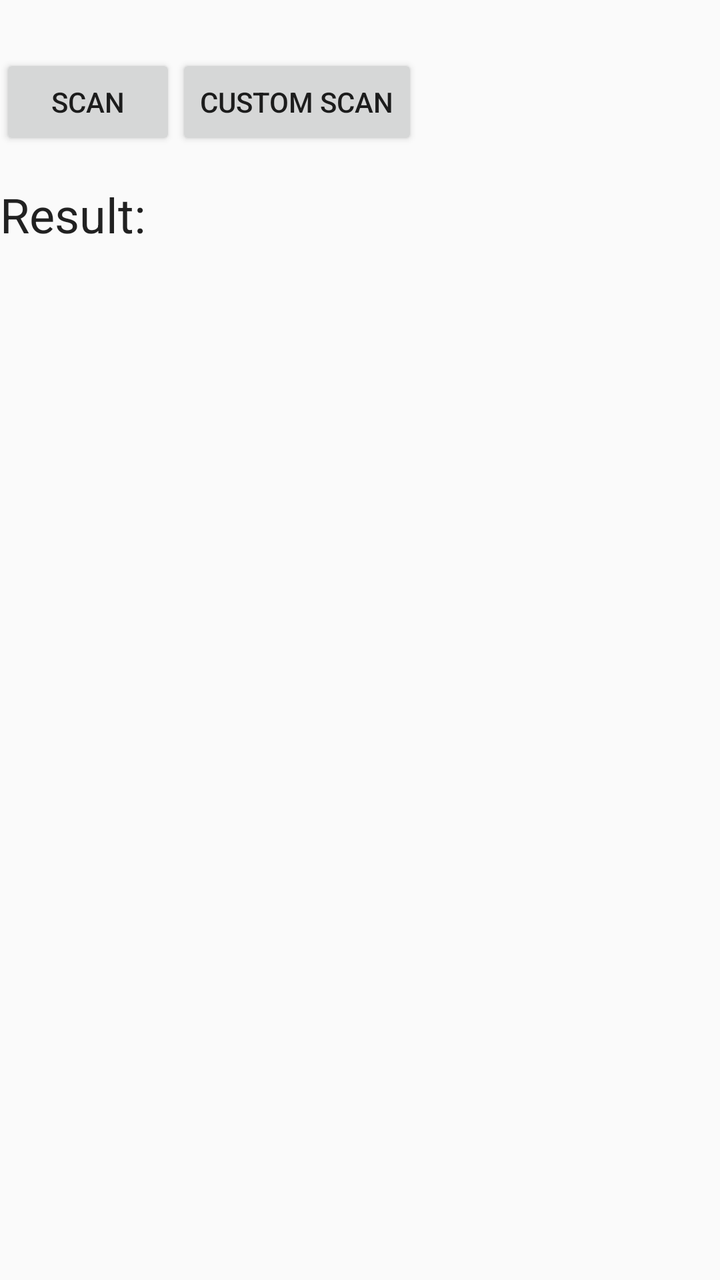
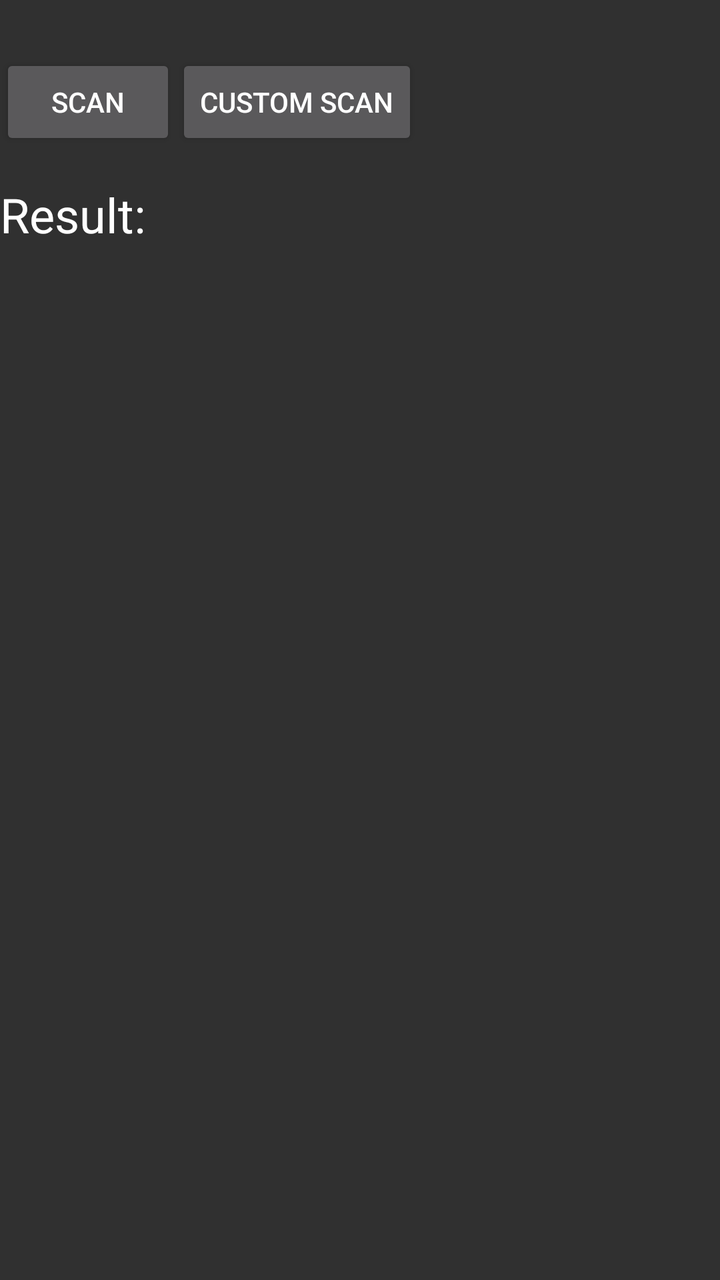

Two renders of the same Android screen: before a commit and after it. Below are the layout's source before the change and the commit's diff.
<!-- AndroidManifest.xml: application theme AppTheme -->
<!-- res/layout/activity_main.xml -->
<?xml version="1.0" encoding="utf-8"?>
<LinearLayout xmlns:android="http://schemas.android.com/apk/res/android"
    xmlns:tools="http://schemas.android.com/tools"
    android:layout_width="match_parent"
    android:layout_height="match_parent"
    android:orientation="vertical"
    tools:context="net.idscan.android.pdf417scannerexample.MainActivity">

    <TextView
        android:id="@+id/tv_version"
        android:layout_width="wrap_content"
        android:layout_height="wrap_content"
        android:layout_marginBottom="8dp"/>

    <LinearLayout
        android:layout_width="match_parent"
        android:layout_height="wrap_content"
        android:layout_marginBottom="16dp"
        android:orientation="horizontal">

        <Button
            android:id="@+id/btn_scan"
            android:layout_width="wrap_content"
            android:layout_height="wrap_content"
            android:text="Scan" />

        <Button
            android:id="@+id/btn_scan_custom"
            android:layout_width="wrap_content"
            android:layout_height="wrap_content"
            android:text="Custom scan" />

    </LinearLayout>

    <TextView
        android:textAppearance="@style/TextAppearance.AppCompat.Headline"
        android:layout_width="wrap_content"
        android:layout_height="wrap_content"
        android:text="Result:" />

    <TextView
        android:id="@+id/tv_result"
        android:textAppearance="@style/TextAppearance.AppCompat.Medium"
        android:layout_width="match_parent"
        android:layout_height="wrap_content"
        android:padding="8dp"
        android:scrollbars="vertical"
        android:scrollbarStyle="insideOverlay"
        android:fadeScrollbars="true" />

</LinearLayout>
<!-- resources referenced by this layout -->
<resources>
  <style name="AppTheme" parent="Theme.AppCompat.Light.DarkActionBar">
          
          <item name="colorPrimary">@color/colorPrimary</item>
          <item name="colorPrimaryDark">@color/colorPrimaryDark</item>
          <item name="colorAccent">@color/colorAccent</item>
      </style>
  <color name="colorPrimary">#3F51B5</color>
  <color name="colorPrimaryDark">#303F9F</color>
  <color name="colorAccent">#FF4081</color>
</resources>

<!-- the commit's change to res/layout/activity_main.xml (unified diff, before → after) -->
@@ -1,6 +1,7 @@
 <?xml version="1.0" encoding="utf-8"?>
 <LinearLayout xmlns:android="http://schemas.android.com/apk/res/android"
     xmlns:tools="http://schemas.android.com/tools"
+    android:id="@+id/content"
     android:layout_width="match_parent"
     android:layout_height="match_parent"
     android:orientation="vertical"
<!-- resource entries referenced after the edit -->
@@ -1,6 +1,6 @@
 <!-- resources referenced by this layout -->
 <resources>
-  <style name="AppTheme" parent="Theme.AppCompat.Light.DarkActionBar">
+  <style name="AppTheme" parent="Theme.AppCompat">
           
           <item name="colorPrimary">@color/colorPrimary</item>
           <item name="colorPrimaryDark">@color/colorPrimaryDark</item>
